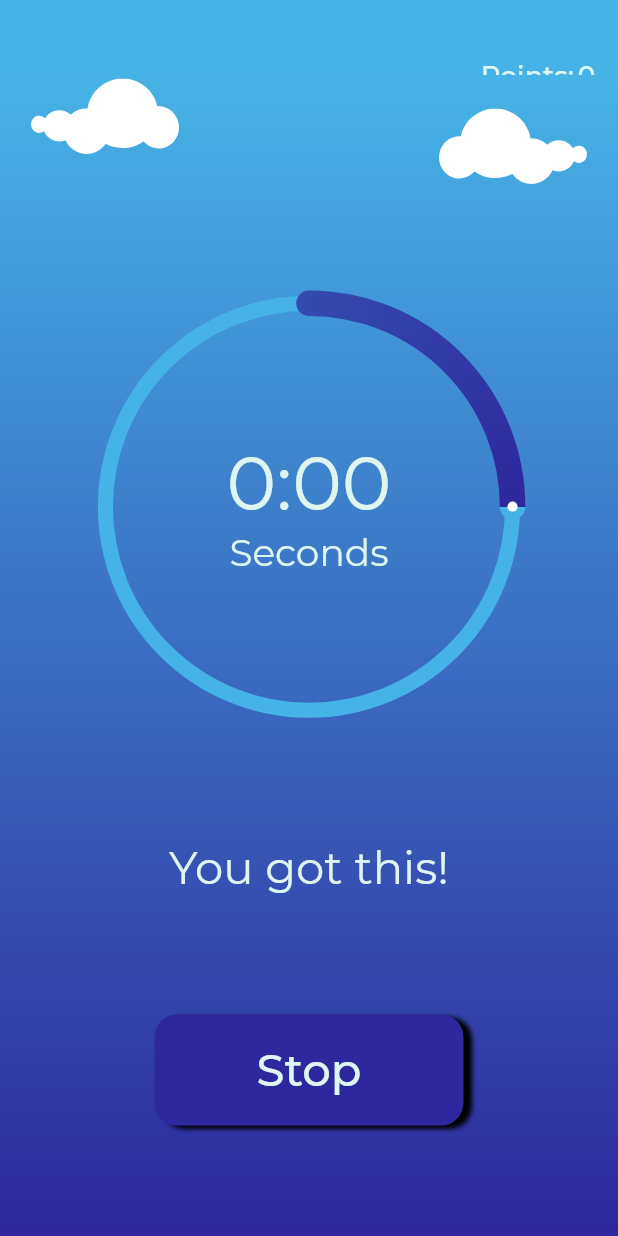
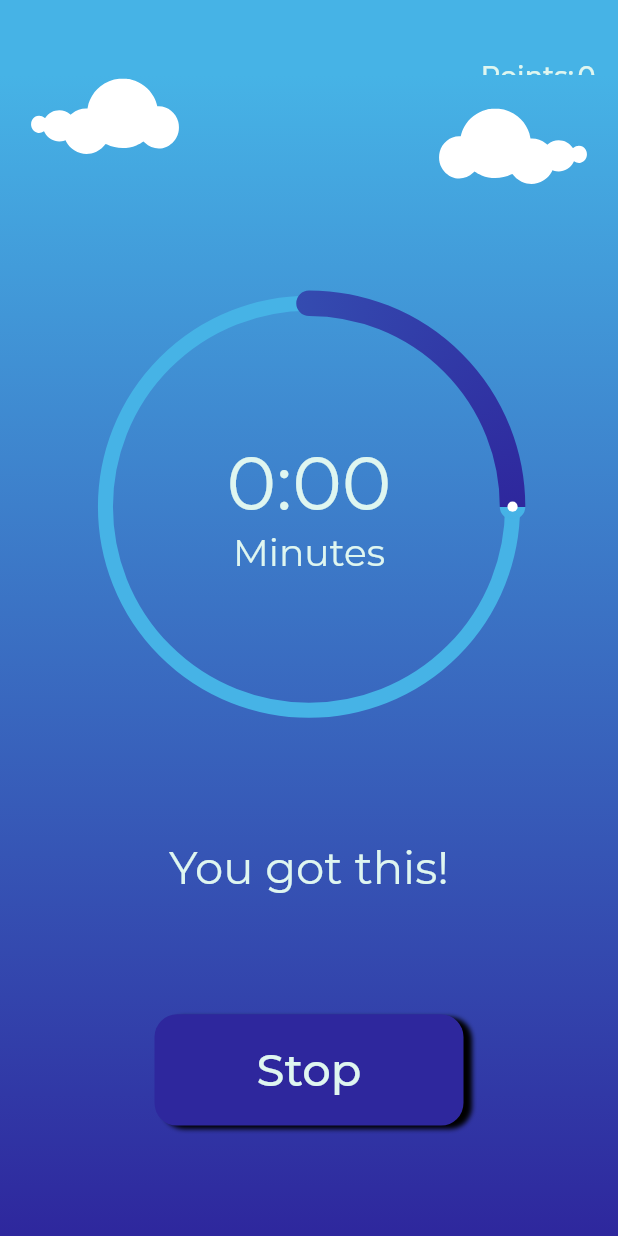
Before and after one commit to chrizyap/4ocus, a Flutter app: the screen it shows after launch, after a tap on "Start", on a phone screen of 412 x 824 dp. Run offline on Flutter 3.47's test engine with Material 2 defaults, Android fonts, the phone set to English and light mode, and no system bars; drawn by our look-alikes of sleek_circular_slider; our stand-ins replace flutter_local_notifications, flutter_svg, simple_animations; project files that could hold a hidden picture were left out.

Commit message:
code clean

```diff
--- a/lib/main.dart
+++ b/lib/main.dart
@@ -182,7 +182,7 @@ class _MainPageState extends State<MainPage>
   }
 
   void addPoints() {
-    if (hastimerEnded == true) {
+    if (hastimerEnded) {
       points += 10;
       hastimerEnded = false;
     }
@@ -366,7 +366,7 @@ class _MainPageState extends State<MainPage>
                           onChange: (v) {
                             if (!timerIsRunning) {
                               time = (v * 1.21).floor();
-                              controller.duration = Duration(seconds: time);
+                              controller.duration = Duration(minutes: time);
                               controller.value = 1;
                               print(time);
                             } else {
@@ -390,7 +390,7 @@ class _MainPageState extends State<MainPage>
                                       },
                                     ),
                                     Text(
-                                      'Seconds',
+                                      'Minutes',
                                       style: TextStyle(
                                           fontSize: 25, color: txtColor),
                                     ),
```
